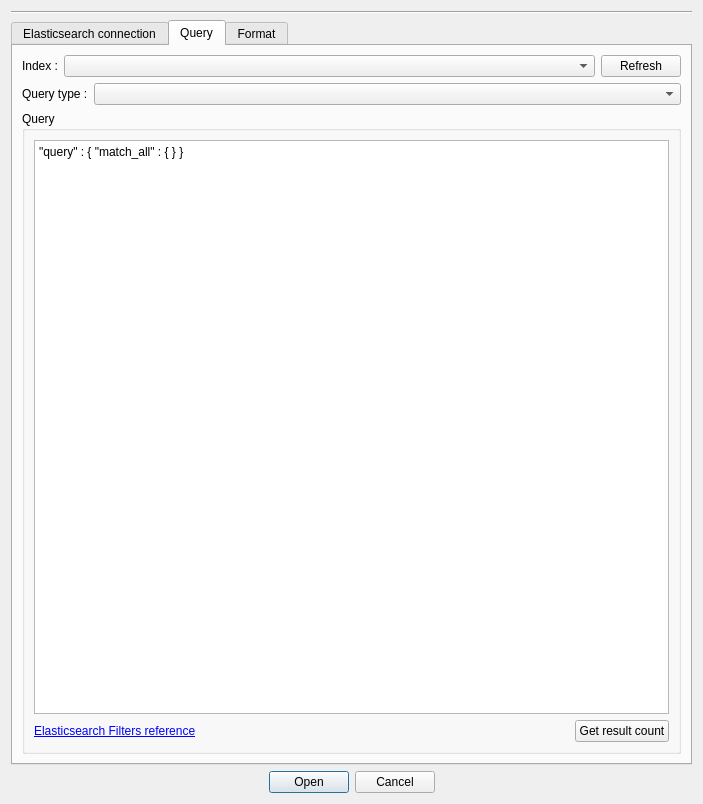
Above: libpvkernel/plugins/input_types/elasticsearch/elasticsearch_params.ui from squey/squey before the change. Below: the same form after it.
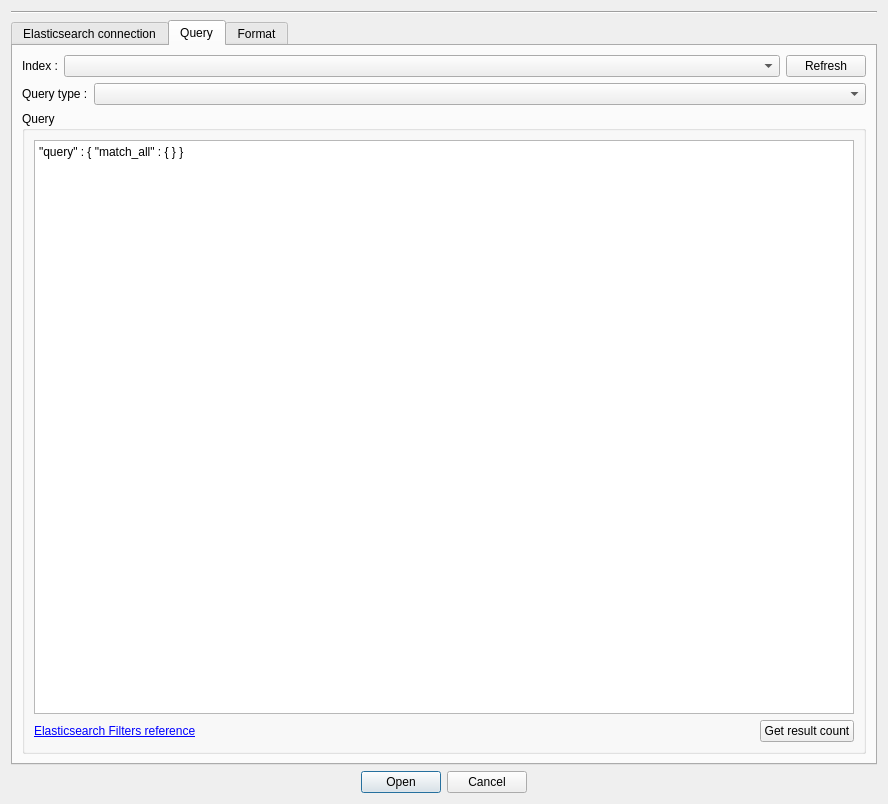
That is the form after the change. The open tabs and pages were chosen to show the change.

```diff
--- a/libpvkernel/plugins/input_types/elasticsearch/elasticsearch_params.ui
+++ b/libpvkernel/plugins/input_types/elasticsearch/elasticsearch_params.ui
@@ -6,7 +6,7 @@
    <rect>
     <x>0</x>
     <y>0</y>
-    <width>703</width>
+    <width>888</width>
     <height>804</height>
    </rect>
   </property>
@@ -225,6 +225,9 @@
       <layout class="QGridLayout" name="gridLayout">
        <item row="0" column="0">
         <layout class="QVBoxLayout" name="verticalLayout_3">
+         <property name="sizeConstraint">
+          <enum>QLayout::SetMaximumSize</enum>
+         </property>
          <item>
           <layout class="QHBoxLayout" name="horizontalLayout_3">
            <item>
@@ -280,18 +283,30 @@
          </item>
          <item>
           <widget class="QGroupBox" name="_gb_query">
+           <property name="sizePolicy">
+            <sizepolicy hsizetype="MinimumExpanding" vsizetype="MinimumExpanding">
+             <horstretch>0</horstretch>
+             <verstretch>0</verstretch>
+            </sizepolicy>
+           </property>
            <property name="title">
             <string>Query</string>
            </property>
            <layout class="QGridLayout" name="gridLayout_2">
             <item row="0" column="0" colspan="2">
              <widget class="QPlainTextEdit" name="_txt_query">
+              <property name="sizePolicy">
+               <sizepolicy hsizetype="MinimumExpanding" vsizetype="MinimumExpanding">
+                <horstretch>0</horstretch>
+                <verstretch>0</verstretch>
+               </sizepolicy>
+              </property>
               <property name="plainText">
                <string>&quot;query&quot; : { &quot;match_all&quot; : { } }</string>
               </property>
              </widget>
             </item>
-            <item row="1" column="0">
+            <item row="2" column="0">
              <widget class="QLabel" name="_reference_label">
               <property name="text">
                <string>&lt;html&gt;&lt;head/&gt;&lt;body&gt;&lt;p&gt;&lt;a href=&quot;https://www.elastic.co/guide/en/elasticsearch/reference/current/query-dsl-filters.html&quot;&gt;&lt;span style=&quot; text-decoration: underline; color:#0000ff;&quot;&gt;Elasticsearch Filters reference&lt;/span&gt;&lt;/a&gt;&lt;/p&gt;&lt;/body&gt;&lt;/html&gt;</string>
@@ -304,7 +319,7 @@
               </property>
              </widget>
             </item>
-            <item row="1" column="1">
+            <item row="2" column="1">
              <widget class="QPushButton" name="_count_btn">
               <property name="sizePolicy">
                <sizepolicy hsizetype="Maximum" vsizetype="Fixed">
```
Left out of the diff: 11 changed lines with no effect on the pictures.
